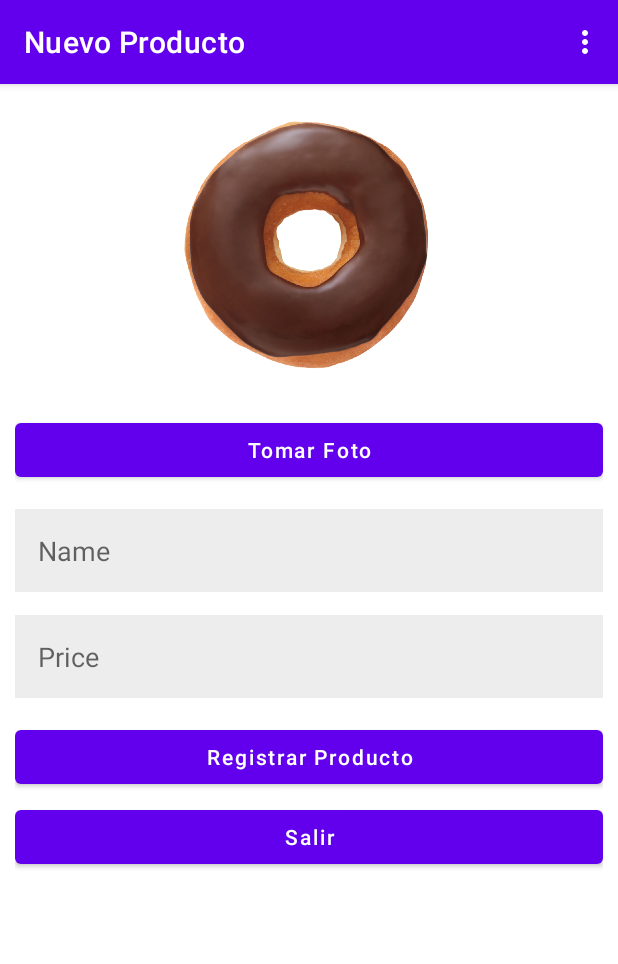
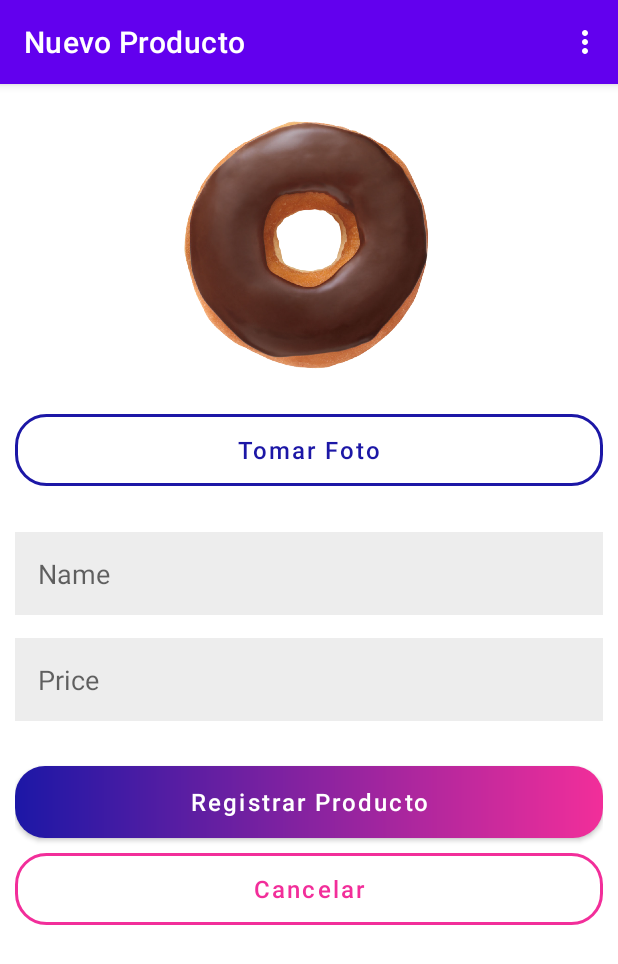
Before and after one commit to carlosbecerradev/android-postres-app, an Android app: the InsertProductActivity screen opened directly, with no data from a screen before it, on a phone screen of 412 x 824 dp. Shown: the top 964 px of the screen. Run offline under Robolectric (Android 15) with nearby library versions, the phone set to English and light mode, and no system bars; our stand-ins replace Firebase (no records; nobody signed in at launch, a user with empty details on screens opened directly), Volley; libraries missing offline, so code that uses them is left out: com.facebook, com.facebook.login.

Commit message:
:lipstick: Estilos a los botones agregado.

```diff
--- /dev/null
+++ b/app/src/main/res/drawable/boton_shape_bg_primary.xml
@@ -0,0 +1,9 @@
+<?xml version="1.0" encoding="utf-8"?>
+<shape xmlns:android="http://schemas.android.com/apk/res/android">
+    <gradient
+        android:angle="180"
+        android:endColor="#1C17A6"
+        android:startColor="#F22E9A" />
+
+    <corners android:radius="20dp" />
+</shape>
--- /dev/null
+++ b/app/src/main/res/drawable/boton_shape_bg_secondary.xml
@@ -0,0 +1,8 @@
+<?xml version="1.0" encoding="utf-8"?>
+<shape xmlns:android="http://schemas.android.com/apk/res/android">
+    <stroke
+        android:width="2dp"
+        android:color="#F22E9A" />
+
+    <corners android:radius="20dp" />
+</shape>
--- /dev/null
+++ b/app/src/main/res/drawable/boton_shape_bg_tertiary.xml
@@ -0,0 +1,8 @@
+<?xml version="1.0" encoding="utf-8"?>
+<shape xmlns:android="http://schemas.android.com/apk/res/android">
+    <stroke
+        android:width="2dp"
+        android:color="#1C17A6" />
+
+    <corners android:radius="20dp" />
+</shape>
--- a/app/src/main/res/layout/activity_insert_product.xml
+++ b/app/src/main/res/layout/activity_insert_product.xml
@@ -28,8 +28,14 @@
                 android:layout_width="match_parent"
                 android:layout_height="wrap_content"
                 android:layout_marginTop="10dp"
+                android:layout_marginBottom="15dp"
+                android:background="@drawable/boton_shape_bg_tertiary"
+                android:backgroundTint="@null"
                 android:text="Tomar Foto"
-                android:textAllCaps="false" />
+                android:textAllCaps="false"
+                android:textColor="@color/primary"
+                android:textSize="16dp"
+                app:backgroundTint="@null" />
 
             <EditText
                 android:id="@+id/edt_product_name"
@@ -58,17 +64,25 @@
                 android:id="@+id/btnRegistrarProducto"
                 android:layout_width="match_parent"
                 android:layout_height="wrap_content"
-                android:layout_marginTop="15dp"
+                android:layout_marginTop="30dp"
+                android:background="@drawable/boton_shape_bg_primary"
                 android:text="Registrar Producto"
-                android:textAllCaps="false" />
+                android:textAllCaps="false"
+                android:textColor="@color/white"
+                android:textSize="16dp"
+                app:backgroundTint="@null" />
 
             <Button
                 android:id="@+id/btnCancelarRegistrarProducto"
                 android:layout_width="match_parent"
                 android:layout_height="wrap_content"
-                android:layout_marginTop="5dp"
-                android:text="Salir"
-                android:textAllCaps="false" />
+                android:layout_marginTop="10dp"
+                android:background="@drawable/boton_shape_bg_secondary"
+                android:text="Cancelar"
+                android:textAllCaps="false"
+                android:textColor="@color/secondary"
+                android:textSize="16dp"
+                app:backgroundTint="@null" />
 
         </LinearLayout>
     </ScrollView>
--- a/app/src/main/res/values/colors.xml
+++ b/app/src/main/res/values/colors.xml
@@ -11,4 +11,6 @@
     <color name="yellow_200">#F3DA8D</color>>
     <color name="ygray_200">#EDEDED</color>
     <color name="red_200">#FB7F7F</color>
+    <color name="primary">#1C17A6</color>
+    <color name="secondary">#F22E9A</color>
 </resources>
```
Also changed, not shown: app/src/main/res/layout/activity_main.xml (+19 -9 lines), app/src/main/res/layout/activity_product_collapsing_toolbar.xml (+6 -2 lines), app/src/main/res/layout/activity_products.xml (+14 -7 lines).
